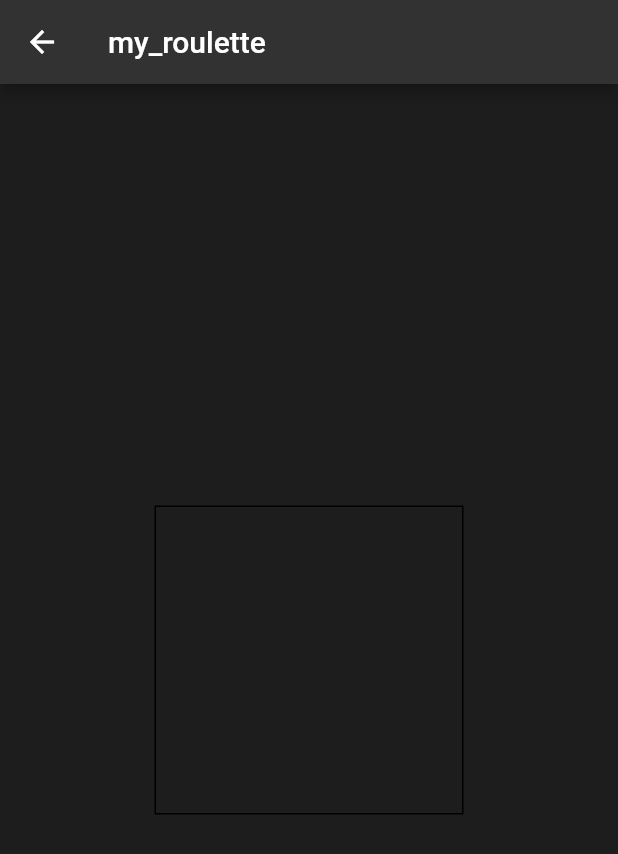
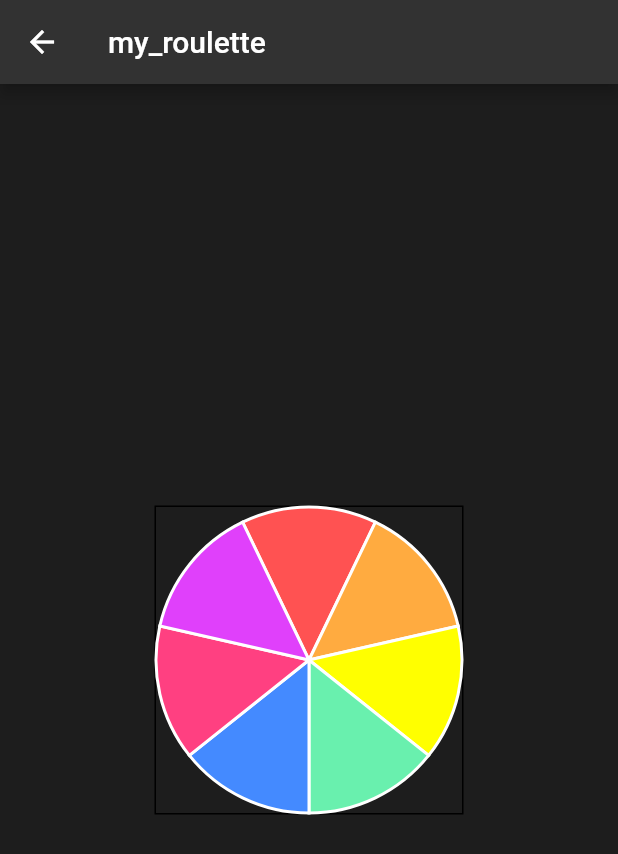
Before and after one commit to chanhooop/flutter_animation, a Flutter app: the MyRoulette screen opened directly, on a phone screen of 412 x 824 dp. Shown: the top 854 px of the screen. Run offline on Flutter 3.47's test engine with Material 2 defaults, Android fonts, the phone set to English and light mode, and no system bars; missing offline and left inert: lipsum, rive_common; project files that could hold a hidden picture were left out.

Commit message:
keep going

```diff
--- a/rive-flutter-master/example/lib/my_roulette.dart
+++ b/rive-flutter-master/example/lib/my_roulette.dart
@@ -1,3 +1,5 @@
+import 'dart:math';
+
 import 'package:flutter/material.dart';
 import 'package:flutter/src/widgets/container.dart';
 import 'package:flutter/src/widgets/framework.dart';
@@ -20,8 +22,8 @@ class MyRoulette extends StatelessWidget {
           child: AspectRatio(
             aspectRatio: 1,
             child: CustomPaint(
-                // painter: ,
-                ),
+              painter: RoulettePainter(),
+            ),
           ),
         ),
       ),
@@ -35,10 +37,21 @@ class RoulettePainter extends CustomPainter {
     final xCenter = size.width / 2;
     final yCenter = size.height / 2;
 
+    final List<Color> colorList = [
+      Colors.redAccent,
+      Colors.orangeAccent,
+      Colors.yellowAccent,
+      Colors.greenAccent,
+      Colors.blueAccent,
+      Colors.pinkAccent,
+      Colors.purpleAccent
+    ];
+
     canvas.save();
 
-    // 원에 item 갯수에 맞는 색
-    randerArc(canvas, size, xCenter, yCenter);
+    // 원에 item 갯수에 맞는 배경색
+    randerArc(canvas, size, colorList);
+    randerTxt(canvas, size, xCenter, yCenter, colorList);
 
     canvas.restore();
   }
@@ -48,21 +61,53 @@ class RoulettePainter extends CustomPainter {
     return true;
   }
 
-  /// 원에 item 갯수에 맞는 색
-  randerArc(Canvas canvas, Size size, double xCenter, double yCenter) {
-    final List<Color> colorList = [
-      Colors.redAccent,
-      Colors.orangeAccent,
-      Colors.yellowAccent,
-      Colors.greenAccent,
-      Colors.blueAccent,
-      Colors.pinkAccent,
-      Colors.purpleAccent
-    ];
-    final rect = Rect.fromLTWH(0, 0, size.width, size.height);
+  /// item 갯수에 맞는 배경 그리기
+  randerArc(Canvas canvas, Size size, List<Color> list) {
+    final rect = Rect.fromLTWH(0, 0, size.width, size.height); // 각도
+    final sweepAngle = 2 * pi / list.length;
+
     canvas.save();
 
-    // canvas.drawArc(rect, startAngle, sweepAngle, true, paint)
+    for (int i = 0; i < list.length; i++) {
+      // 3 * pi / 2 = 270도(위로직각)
+      final startAngle = ((3 * pi / 2) - (sweepAngle / 2)) + (i * sweepAngle);
+      // final startAngle = 3 * pi / 2;
+      final paintBackground = Paint()
+        ..color = list[i]
+        ..style = PaintingStyle.fill;
+      final paintBorder = Paint()
+        ..color = Colors.white
+        ..strokeWidth = 2.0
+        ..style = PaintingStyle.stroke;
+
+      canvas.save();
+
+      canvas.drawArc(rect, startAngle, sweepAngle, true, paintBackground);
+      canvas.drawArc(rect, startAngle, sweepAngle, true, paintBorder);
+
+      canvas.restore();
+    }
+    canvas.restore();
+  }
+
+  /// item num 그려주기
+  randerTxt(Canvas canvas, Size size, double xCenter, double yCenter,
+      List<dynamic> list) {
+    final TextPainter tp = TextPainter(textDirection: TextDirection.ltr);
+
+    canvas.save();
+
+    for (int i = 0; i < list.length; i++) {
+      tp.text = TextSpan(
+        text: (i + 1).toString(),
+        style: TextStyle(
+            fontSize: 20.0, fontWeight: FontWeight.bold, color: Colors.white),
+      );
+
+      canvas.save();
+
+      canvas.restore();
+    }
 
     canvas.restore();
   }
```
